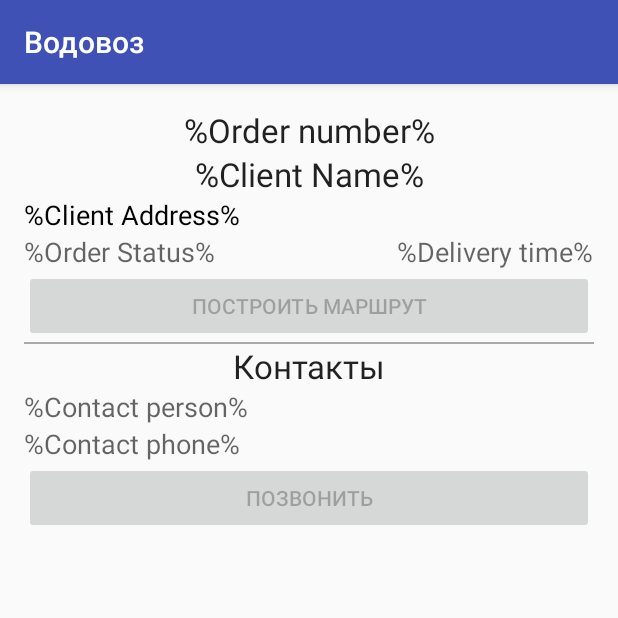
After one commit to QualitySolution/VodovozDriverAndroid, an Android app: the OrderDetailedActivity screen opened directly, with no data from a screen before it, on a phone screen of 412 x 824 dp, the top half of it. The commit adds this screen. Run offline under Robolectric (Android 15) with nearby library versions, the phone set to English and light mode, and no system bars; libraries missing offline, so code that uses them is left out: org.ksoap2, org.ksoap2.serialization, org.ksoap2.transport; 1 statement that could not run was skipped.

Commit message:
Added detailed order view

```diff
--- a/app/build.gradle
+++ b/app/build.gradle
@@ -30,4 +30,5 @@ dependencies {
     compile 'org.apache.httpcomponents:httpclient:4.5'
     compile 'com.google.code.ksoap2-android:ksoap2-android:3.6.1'
     compile 'commons-codec:commons-codec:1.10'
+    compile 'com.android.support:design:23.4.0'
 }
--- a/app/src/main/AndroidManifest.xml
+++ b/app/src/main/AndroidManifest.xml
@@ -4,6 +4,9 @@
 
     <uses-permission android:name="android.permission.INTERNET" />
     <uses-permission android:name="android.permission.ACCESS_NETWORK_STATE" />
+    <uses-permission android:name="android.permission.ACCESS_WIFI_STATE" />
+    <uses-permission android:name="android.permission.CALL_PHONE" />
+    <uses-permission android:name="android.permission.ACCESS_FINE_LOCATION" />
 
     <application
         android:allowBackup="true"
@@ -21,7 +24,8 @@
             </intent-filter>
         </activity>
         <activity android:name=".OrdersActivity" />
-        <activity android:name=".RouteListsActivity"></activity>
+        <activity android:name=".RouteListsActivity" />
+        <activity android:name=".OrderDetailedActivity" />
     </application>
 
 </manifest>
--- /dev/null
+++ b/app/src/main/java/ru/qsolution/vodovoz/driver/OrderDetailedActivity.java
@@ -0,0 +1,110 @@
+package ru.qsolution.vodovoz.driver;
+
+import android.content.Context;
+import android.content.Intent;
+import android.content.SharedPreferences;
+import android.content.pm.PackageManager;
+import android.content.pm.ResolveInfo;
+import android.net.Uri;
+import android.support.v7.app.AppCompatActivity;
+import android.os.Bundle;
+import android.view.View;
+import android.widget.Button;
+import android.widget.TextView;
+
+import java.util.List;
+import java.util.concurrent.ExecutionException;
+
+import ru.qsolution.vodovoz.driver.AsyncTasks.GetOrderDetailedTask;
+import ru.qsolution.vodovoz.driver.DTO.Order;
+
+public class OrderDetailedActivity extends AppCompatActivity {
+    Order order;
+    TextView orderNumber;
+    TextView orderClient;
+    TextView orderAddress;
+    TextView orderStatus;
+    TextView orderDeliveryTime;
+    TextView orderContactPerson;
+    TextView orderContactPhone;
+    Button getRoute;
+    Button callContactPerson;
+
+    @Override
+    protected void onCreate(Bundle savedInstanceState) {
+        super.onCreate(savedInstanceState);
+        setContentView(R.layout.activity_order_detailed);
+
+        Context context = this.getApplicationContext();
+        SharedPreferences sharedPref = context.getSharedPreferences(getString(R.string.auth_file_key), Context.MODE_PRIVATE);
+        Bundle extras = getIntent().getExtras();
+
+        try {
+            order = new GetOrderDetailedTask()
+                    .execute(sharedPref.getString("Authkey", ""), extras.getString("OrderId")).get();
+
+        } catch (InterruptedException | ExecutionException e) {
+            e.printStackTrace();
+        }
+
+        if (order != null) {
+            orderNumber = (TextView) findViewById(R.id.orderNumber);
+            orderClient = (TextView) findViewById(R.id.orderClient);
+            orderAddress = (TextView) findViewById(R.id.orderAddress);
+            orderStatus = (TextView) findViewById(R.id.orderStatus);
+            orderDeliveryTime = (TextView) findViewById(R.id.orderDeliveryTime);
+            orderContactPerson = (TextView) findViewById(R.id.orderContactPerson);
+            orderContactPhone = (TextView) findViewById(R.id.orderContactPhone);
+            getRoute = (Button) findViewById(R.id.buttonGetRoute);
+            callContactPerson = (Button) findViewById(R.id.buttonCall);
+
+            orderNumber.setText(order.Title);
+            orderClient.setText(order.Counterparty);
+            orderAddress.setText(order.Address);
+            orderStatus.setText(order.OrderStatus);
+            orderDeliveryTime.setText(order.DeliverySchedule);
+            orderContactPerson.setText(order.Contact);
+            orderContactPhone.setText(order.Phone);
+
+            if (order.Latitude != null && order.Longitude != null) {
+                getRoute.setEnabled(true);
+                getRoute.setOnClickListener(new View.OnClickListener() {
+                    @Override
+                    public void onClick(View v) {
+                        Intent intent = new Intent("ru.yandex.yandexnavi.action.BUILD_ROUTE_ON_MAP");
+                        intent.setPackage("ru.yandex.yandexnavi");
+
+                        PackageManager pm = getPackageManager();
+                        List<ResolveInfo> infos = pm.queryIntentActivities(intent, 0);
+
+                        // Проверяем, установлен ли Яндекс.Навигатор
+                        if (infos == null || infos.size() == 0) {
+                            // Если нет - будем открывать страничку Навигатора в Google Play
+                            intent = new Intent(Intent.ACTION_VIEW);
+                            intent.setData(Uri.parse("market://details?id=ru.yandex.yandexnavi"));
+                        } else {
+                            intent.putExtra("lat_to", order.Latitude);
+                            intent.putExtra("lon_to", order.Longitude);
+                        }
+
+                        // Запускаем нужную Activity
+                        startActivity(intent);
+                    }
+                });
+            }
+
+            if (order.GetPhoneNumberUri() != null) {
+                callContactPerson.setEnabled(true);
+                callContactPerson.setOnClickListener(new View.OnClickListener() {
+                    @Override
+                    public void onClick(View v) {
+                        Intent intent = new Intent(Intent.ACTION_DIAL, Uri.parse(order.GetPhoneNumberUri()));
+                        startActivity(intent);
+                    }
+                });
+            } else {
+                orderContactPhone.setText("Телефон не указан");
+            }
+        }
+    }
+}
--- a/app/src/main/java/ru/qsolution/vodovoz/driver/RouteListsActivity.java
+++ b/app/src/main/java/ru/qsolution/vodovoz/driver/RouteListsActivity.java
@@ -52,7 +52,6 @@ public class RouteListsActivity extends AppCompatActivity {
                 Intent intent = new Intent(RouteListsActivity.this, OrdersActivity.class);
                 intent.putExtra("RouteListId", routeList.Id);
                 startActivity(intent);
-                //finish();
             }
         });
 
--- /dev/null
+++ b/app/src/main/res/layout/activity_order_detailed.xml
@@ -0,0 +1,115 @@
+<?xml version="1.0" encoding="utf-8"?>
+<RelativeLayout xmlns:android="http://schemas.android.com/apk/res/android"
+    xmlns:tools="http://schemas.android.com/tools"
+    android:layout_width="match_parent"
+    android:layout_height="match_parent"
+    android:paddingBottom="@dimen/activity_vertical_margin"
+    android:paddingLeft="@dimen/activity_horizontal_margin"
+    android:paddingRight="@dimen/activity_horizontal_margin"
+    android:paddingTop="@dimen/activity_vertical_margin"
+    tools:context="ru.qsolution.vodovoz.driver.OrderDetailedActivity">
+
+    <TextView
+        android:id="@+id/orderNumber"
+        android:layout_width="match_parent"
+        android:layout_height="wrap_content"
+        android:gravity="center"
+        android:text="%Order number%"
+        android:textAppearance="?android:attr/textAppearanceLarge" />
+
+    <TextView
+        android:id="@+id/orderClient"
+        android:layout_width="match_parent"
+        android:layout_height="wrap_content"
+        android:layout_below="@+id/orderNumber"
+        android:layout_centerVertical="true"
+        android:gravity="center"
+        android:text="%Client Name%"
+        android:textAppearance="?android:attr/textAppearanceLarge" />
+
+
+    <TextView
+        android:id="@+id/orderAddress"
+        android:layout_width="match_parent"
+        android:layout_height="wrap_content"
+        android:layout_below="@+id/orderClient"
+        android:layout_centerVertical="true"
+        android:text="%Client Address%"
+        android:textAppearance="?android:attr/textAppearanceMedium"
+        android:textColor="#000000" />
+
+
+    <TextView
+        android:id="@+id/orderStatus"
+        android:layout_width="wrap_content"
+        android:layout_height="wrap_content"
+        android:layout_alignParentLeft="true"
+        android:layout_alignParentStart="true"
+        android:layout_below="@+id/orderAddress"
+        android:gravity="center"
+        android:text="%Order Status%"
+        android:textAppearance="?android:attr/textAppearanceMedium" />
+
+    <TextView
+        android:id="@+id/orderDeliveryTime"
+        android:layout_width="wrap_content"
+        android:layout_height="wrap_content"
+        android:layout_alignParentEnd="true"
+        android:layout_alignParentRight="true"
+        android:layout_below="@+id/orderAddress"
+        android:gravity="center"
+        android:text="%Delivery time%"
+        android:textAppearance="?android:attr/textAppearanceMedium" />
+    <Button
+        android:id="@+id/buttonGetRoute"
+        android:layout_width="match_parent"
+        android:layout_height="wrap_content"
+        android:layout_below="@+id/orderStatus"
+        android:text="@string/get_route"
+        android:enabled="false"/>
+
+    <View
+        android:id="@+id/separator"
+        android:layout_width="match_parent"
+        android:layout_height="1dp"
+        android:background="@android:color/darker_gray"
+        android:layout_below="@id/buttonGetRoute"/>
+    <TextView
+        android:id="@+id/orderContactTitle"
+        android:layout_width="match_parent"
+        android:layout_height="wrap_content"
+        android:gravity="center"
+        android:layout_below="@+id/separator"
+        android:text="@string/contacts"
+        android:textAppearance="?android:attr/textAppearanceLarge" />
+
+    <TextView
+        android:id="@+id/orderContactPerson"
+        android:layout_width="wrap_content"
+        android:layout_height="wrap_content"
+        android:layout_alignParentStart="true"
+        android:layout_alignParentLeft="true"
+        android:layout_below="@+id/orderContactTitle"
+        android:text="%Contact person%"
+        android:textAppearance="?android:attr/textAppearanceMedium" />
+
+    <TextView
+        android:id="@+id/orderContactPhone"
+        android:layout_width="match_parent"
+        android:layout_height="wrap_content"
+        android:layout_alignParentStart="true"
+        android:layout_alignParentLeft="true"
+        android:layout_below="@+id/orderContactPerson"
+        android:text="%Contact phone%"
+        android:textAppearance="?android:attr/textAppearanceMedium" />
+
+    <Button
+        android:id="@+id/buttonCall"
+        android:layout_width="match_parent"
+        android:layout_height="wrap_content"
+        android:layout_below="@+id/orderContactPhone"
+        android:text="@string/call"
+        android:enabled="false"/>
+
+
+</RelativeLayout>
--- a/app/src/main/res/layout/order_item.xml
+++ b/app/src/main/res/layout/order_item.xml
@@ -20,8 +20,6 @@
         android:layout_alignBottom="@+id/orderNumber"
         android:layout_alignTop="@+id/orderNumber"
         android:layout_centerVertical="true"
-        android:layout_marginLeft="10dp"
-        android:layout_marginRight="10dp"
         android:layout_toEndOf="@+id/orderNumber"
         android:layout_toRightOf="@+id/orderNumber"
         android:gravity="center_vertical"
@@ -34,8 +32,6 @@
         android:layout_height="wrap_content"
         android:layout_below="@+id/orderNumber"
         android:layout_centerVertical="true"
-        android:layout_marginLeft="10dp"
-        android:layout_marginRight="10dp"
         android:text="%Client Address%"
         android:textColor="#000000"
         android:textSize="16sp" />
--- a/app/src/main/res/values/dimens.xml
+++ b/app/src/main/res/values/dimens.xml
@@ -2,4 +2,6 @@
     <!-- Default screen margins, per the Android Design guidelines. -->
     <dimen name="activity_horizontal_margin">16dp</dimen>
     <dimen name="activity_vertical_margin">16dp</dimen>
+    <dimen name="fab_margin">16dp</dimen>
+    <dimen name="appbar_padding_top">8dp</dimen>
 </resources>
--- a/app/src/main/res/values/strings.xml
+++ b/app/src/main/res/values/strings.xml
@@ -9,7 +9,9 @@
     <string name="orders_activity_title">Список заказов</string>
 
     <string name="route_lists_activity_title">Список маршрутных листов</string>
-
+    <string name="get_route">Построить маршрут</string>
+    <string name="contacts">Контакты</string>
+    <string name="call">Позвонить</string>
 
     <string name="auth_file_key">ru.qsolution.vodovoz.driver.auth</string>
 </resources>
--- a/app/src/main/res/values/styles.xml
+++ b/app/src/main/res/values/styles.xml
@@ -7,5 +7,4 @@
         <item name="colorPrimaryDark">@color/colorPrimaryDark</item>
         <item name="colorAccent">@color/colorAccent</item>
     </style>
-
 </resources>
```
Also changed, not shown: app/src/main/java/ru/qsolution/vodovoz/driver/DTO/Order.java (+35 -33 lines), app/src/main/java/ru/qsolution/vodovoz/driver/OrdersActivity.java (+13 -15 lines), app/src/main/java/ru/qsolution/vodovoz/driver/Workers/SoapWorker.java (+7 -2 lines).
